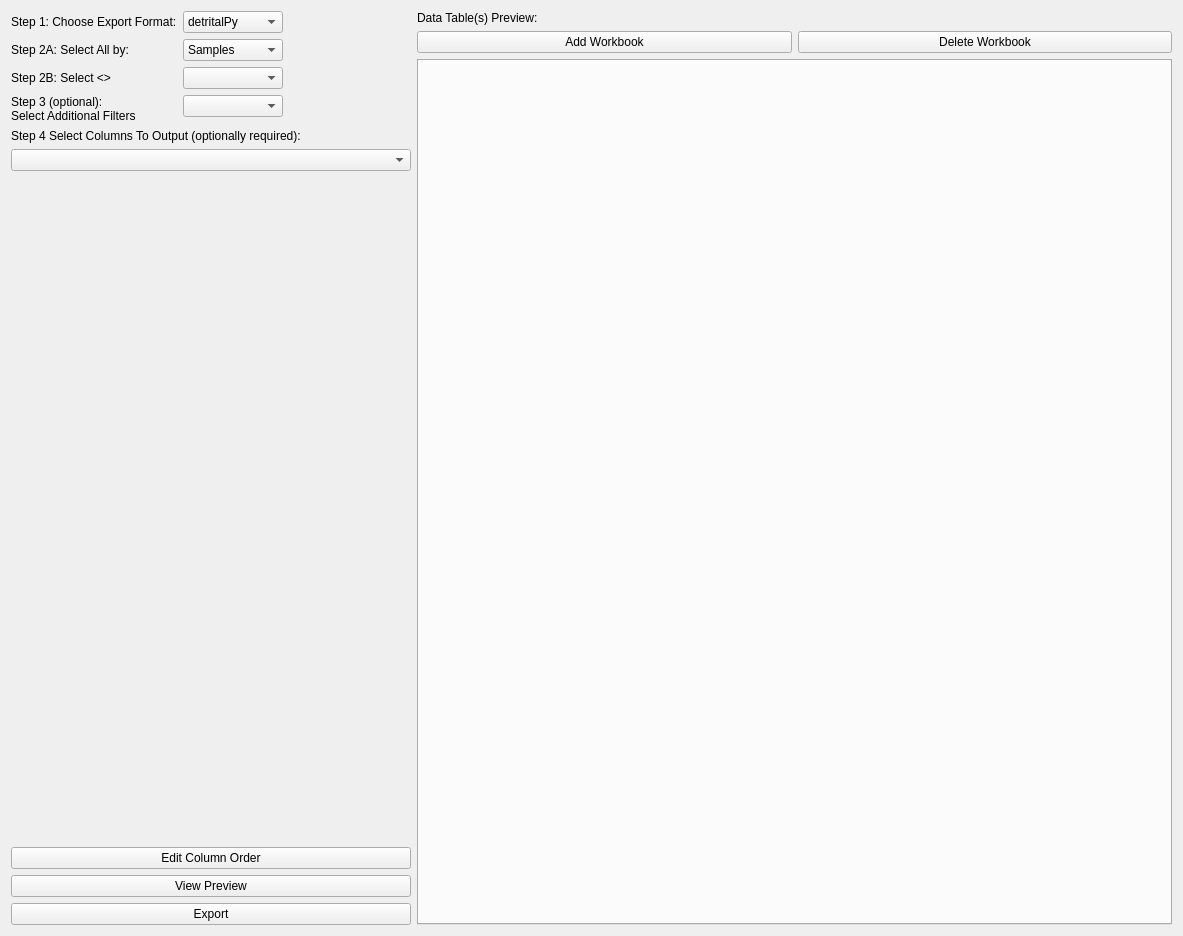
Old version of the form ui/ExporterUI.ui in the repository kathrynmetcalf/GeoCORK.
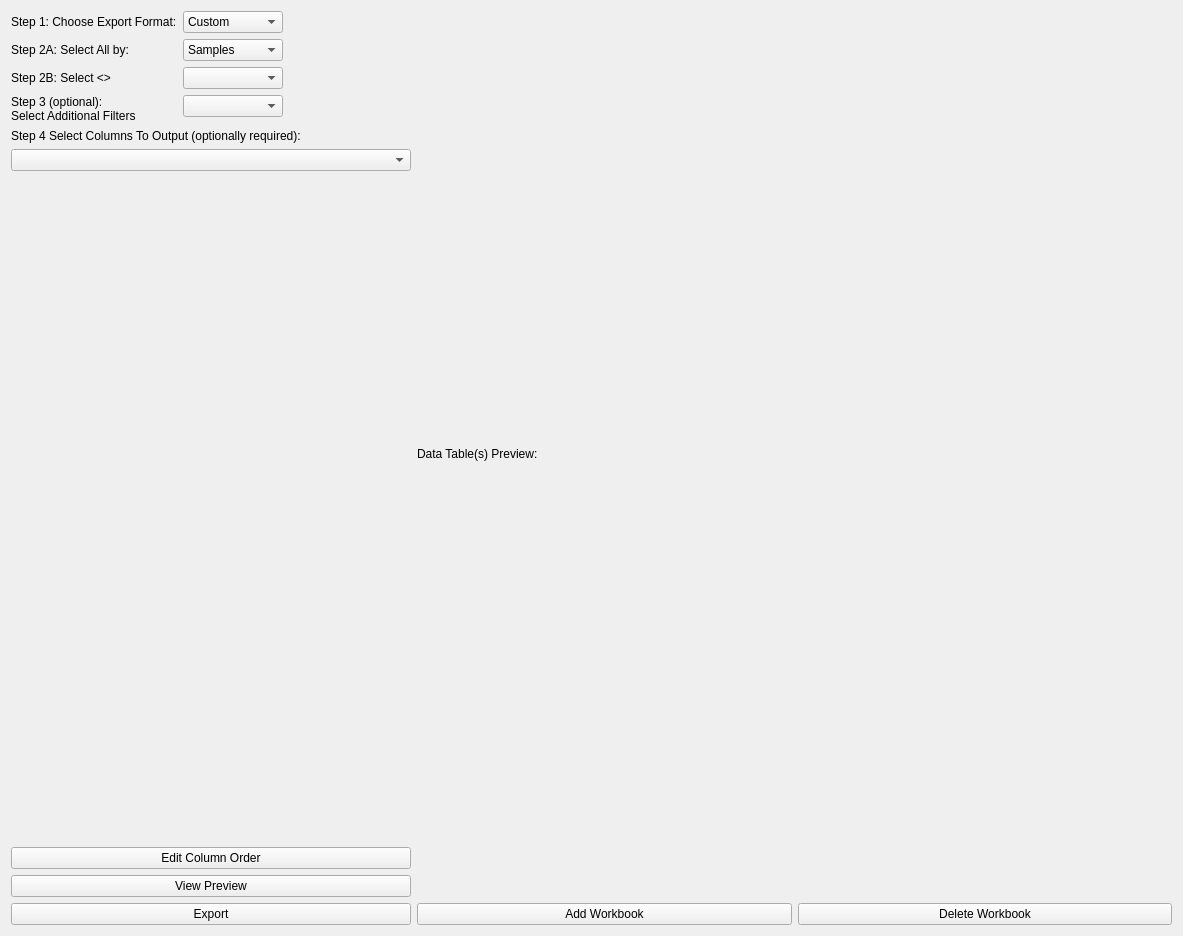
New version of the form. Custom widgets are drawn as their Qt base class.

Commit message: exporter properly switches between sheet tabs now

Diff of the .ui file:
```diff
--- a/ui/ExporterUI.ui
+++ b/ui/ExporterUI.ui
@@ -45,6 +45,11 @@
            <height>16777215</height>
           </size>
          </property>
+         <item>
+          <property name="text">
+           <string>Custom</string>
+          </property>
+         </item>
          <item>
           <property name="text">
            <string>detritalPy</string>
@@ -308,9 +313,6 @@
        </item>
       </layout>
      </item>
-     <item>
-      <widget class="QTabWidget" name="workbooktabs"/>
-     </item>
     </layout>
    </item>
   </layout>
```
Left out of the diff: 5 changed lines with no effect on the pictures. The commit also changes 3 other files.
